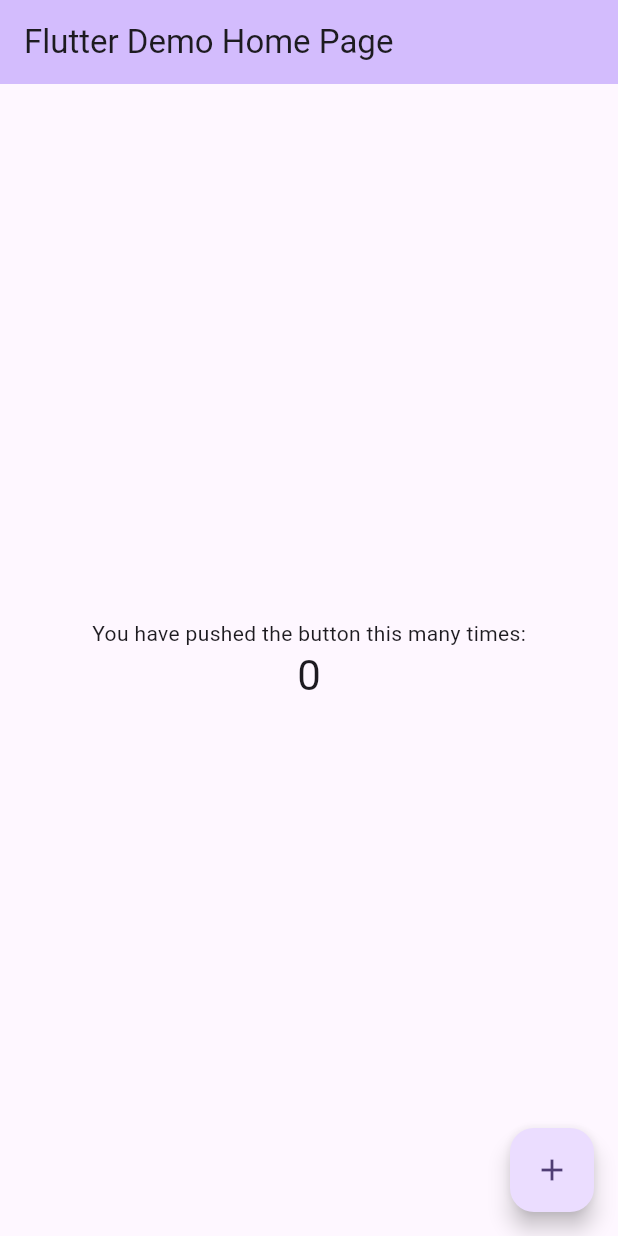
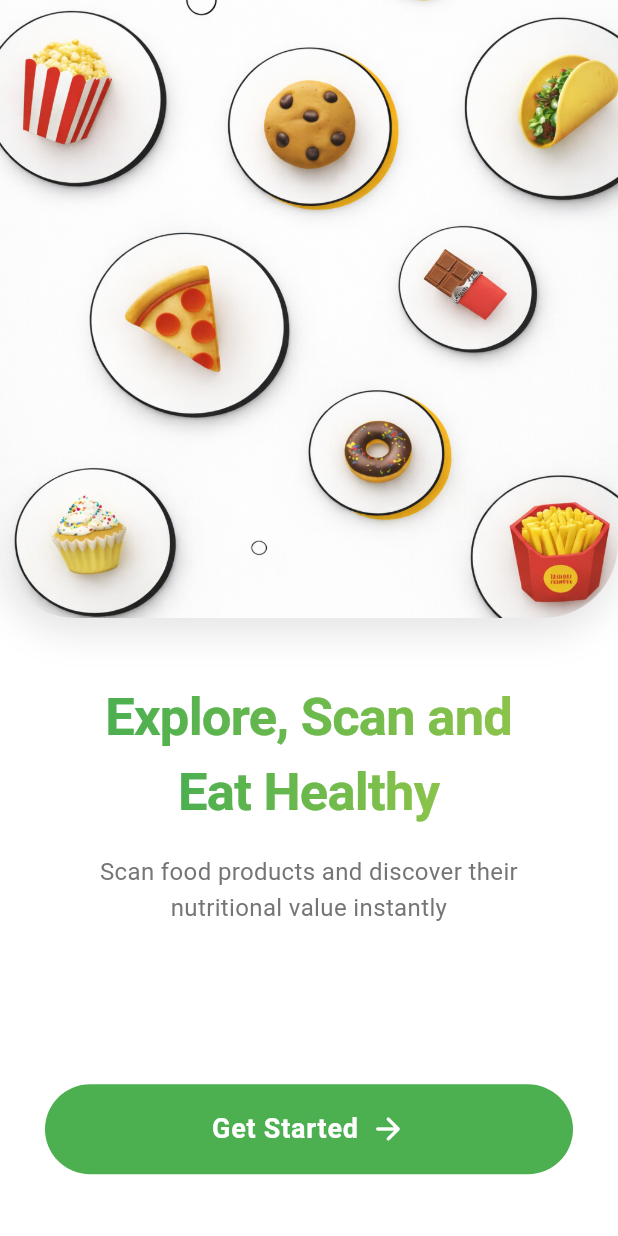
Before and after one commit to chamudithadilanka/food_scanner_app, a Flutter app: the screen it shows after launch, on a phone screen of 412 x 824 dp. Run offline on Flutter 3.47's test engine with Material 3 defaults, Android fonts, the phone set to English and light mode, and no system bars; our stand-ins replace flutter_dotenv, google_generative_ai.

Commit message:
created splash screen and env file and food anlyzer

```diff
--- a/lib/main.dart
+++ b/lib/main.dart
@@ -1,122 +1,23 @@
+import 'package:flutter/cupertino.dart';
 import 'package:flutter/material.dart';
+import 'package:flutter_dotenv/flutter_dotenv.dart';
+import 'package:food_scannner/splash_screen/splash_screen.dart';
 
-void main() {
-  runApp(const MyApp());
+Future<void> main() async {
+  WidgetsFlutterBinding.ensureInitialized();
+  await dotenv.load(fileName: ".env");
+  runApp(MyApp());
 }
 
 class MyApp extends StatelessWidget {
   const MyApp({super.key});
 
-  // This widget is the root of your application.
   @override
   Widget build(BuildContext context) {
     return MaterialApp(
-      title: 'Flutter Demo',
-      theme: ThemeData(
-        // This is the theme of your application.
-        //
-        // TRY THIS: Try running your application with "flutter run". You'll see
-        // the application has a purple toolbar. Then, without quitting the app,
-        // try changing the seedColor in the colorScheme below to Colors.green
-        // and then invoke "hot reload" (save your changes or press the "hot
-        // reload" button in a Flutter-supported IDE, or press "r" if you used
-        // the command line to start the app).
-        //
-        // Notice that the counter didn't reset back to zero; the application
-        // state is not lost during the reload. To reset the state, use hot
-        // restart instead.
-        //
-        // This works for code too, not just values: Most code changes can be
-        // tested with just a hot reload.
-        colorScheme: ColorScheme.fromSeed(seedColor: Colors.deepPurple),
-      ),
-      home: const MyHomePage(title: 'Flutter Demo Home Page'),
+      debugShowCheckedModeBanner: false,
+      home: SplashScreen()
+
     );
   }
 }
-
-class MyHomePage extends StatefulWidget {
-  const MyHomePage({super.key, required this.title});
-
-  // This widget is the home page of your application. It is stateful, meaning
-  // that it has a State object (defined below) that contains fields that affect
-  // how it looks.
-
-  // This class is the configuration for the state. It holds the values (in this
-  // case the title) provided by the parent (in this case the App widget) and
-  // used by the build method of the State. Fields in a Widget subclass are
-  // always marked "final".
-
-  final String title;
-
-  @override
-  State<MyHomePage> createState() => _MyHomePageState();
-}
-
-class _MyHomePageState extends State<MyHomePage> {
-  int _counter = 0;
-
-  void _incrementCounter() {
-    setState(() {
-      // This call to setState tells the Flutter framework that something has
-      // changed in this State, which causes it to rerun the build method below
-      // so that the display can reflect the updated values. If we changed
-      // _counter without calling setState(), then the build method would not be
-      // called again, and so nothing would appear to happen.
-      _counter++;
-    });
-  }
-
-  @override
-  Widget build(BuildContext context) {
-    // This method is rerun every time setState is called, for instance as done
-    // by the _incrementCounter method above.
-    //
-    // The Flutter framework has been optimized to make rerunning build methods
-    // fast, so that you can just rebuild anything that needs updating rather
-    // than having to individually change instances of widgets.
-    return Scaffold(
-      appBar: AppBar(
-        // TRY THIS: Try changing the color here to a specific color (to
-        // Colors.amber, perhaps?) and trigger a hot reload to see the AppBar
-        // change color while the other colors stay the same.
-        backgroundColor: Theme.of(context).colorScheme.inversePrimary,
-        // Here we take the value from the MyHomePage object that was created by
-        // the App.build method, and use it to set our appbar title.
-        title: Text(widget.title),
-      ),
-      body: Center(
-        // Center is a layout widget. It takes a single child and positions it
-        // in the middle of the parent.
-        child: Column(
-          // Column is also a layout widget. It takes a list of children and
-          // arranges them vertically. By default, it sizes itself to fit its
-          // children horizontally, and tries to be as tall as its parent.
-          //
-          // Column has various properties to control how it sizes itself and
-          // how it positions its children. Here we use mainAxisAlignment to
-          // center the children vertically; the main axis here is the vertical
-          // axis because Columns are vertical (the cross axis would be
-          // horizontal).
-          //
-          // TRY THIS: Invoke "debug painting" (choose the "Toggle Debug Paint"
-          // action in the IDE, or press "p" in the console), to see the
-          // wireframe for each widget.
-          mainAxisAlignment: MainAxisAlignment.center,
-          children: <Widget>[
-            const Text('You have pushed the button this many times:'),
-            Text(
-              '$_counter',
-              style: Theme.of(context).textTheme.headlineMedium,
-            ),
-          ],
-        ),
-      ),
-      floatingActionButton: FloatingActionButton(
-        onPressed: _incrementCounter,
-        tooltip: 'Increment',
-        child: const Icon(Icons.add),
-      ), // This trailing comma makes auto-formatting nicer for build methods.
-    );
-  }
-}
--- /dev/null
+++ b/lib/splash_screen/splash_screen.dart
@@ -0,0 +1,139 @@
+import 'package:flutter/material.dart';
+
+class SplashScreen extends StatelessWidget {
+  const SplashScreen({super.key});
+
+  @override
+  Widget build(BuildContext context) {
+    final width = MediaQuery.of(context).size.width;
+    final height = MediaQuery.of(context).size.height;
+
+    return Scaffold(
+      backgroundColor: const Color(0xFFFFFFFF),
+      body: Column(
+        children: [
+          // Image Container with rounded bottom corners
+          Container(
+            decoration: const BoxDecoration(
+              borderRadius: BorderRadius.only(
+                bottomLeft: Radius.circular(50),
+                bottomRight: Radius.circular(50),
+              ),
+              boxShadow: [
+                BoxShadow(
+                  color: Color(0x1A000000),
+                  blurRadius: 20,
+                  offset: Offset(0, 10),
+                ),
+              ],
+            ),
+            child: ClipRRect(
+              borderRadius: const BorderRadius.only(
+                bottomLeft: Radius.circular(50),
+                bottomRight: Radius.circular(50),
+              ),
+              child: Image.asset(
+                "lib/assets/spalsh_screen_image.png",
+                width: width,
+                height: height * 0.5,
+                fit: BoxFit.cover,
+              ),
+            ),
+          ),
+
+          // Spacer
+          SizedBox(height: height * 0.05),
+
+          // Title Text with gradient effect
+          ShaderMask(
+            shaderCallback: (bounds) => const LinearGradient(
+              colors: [Color(0xFF4CAF50), Color(0xFF8BC34A)],
+            ).createShader(bounds),
+            child: const Text(
+              "Explore, Scan and",
+              style: TextStyle(
+                fontSize: 35,
+                fontWeight: FontWeight.w700,
+                color: Colors.white,
+                letterSpacing: -0.5,
+              ),
+            ),
+          ),
+
+          ShaderMask(
+            shaderCallback: (bounds) => const LinearGradient(
+              colors: [Color(0xFF4CAF50), Color(0xFF8BC34A)],
+            ).createShader(bounds),
+            child: const Text(
+              "Eat Healthy",
+              style: TextStyle(
+                fontSize: 35,
+                fontWeight: FontWeight.w700,
+                color: Colors.white,
+                letterSpacing: -0.5,
+              ),
+            ),
+          ),
+
+          SizedBox(height: height * 0.02),
+
+          // Subtitle
+          Padding(
+            padding: const EdgeInsets.symmetric(horizontal: 40),
+            child: Text(
+              "Scan food products and discover their nutritional value instantly",
+              textAlign: TextAlign.center,
+              style: TextStyle(
+                fontSize: 16,
+                color: Colors.grey[600],
+                height: 1.5,
+              ),
+            ),
+          ),
+
+          const Spacer(),
+
+          // Start Button
+          Padding(
+            padding: const EdgeInsets.symmetric(horizontal: 30),
+            child: SizedBox(
+              width: double.infinity,
+              height: 60,
+              child: ElevatedButton(
+                onPressed: () {
+
+                },
+                style: ElevatedButton.styleFrom(
+                  backgroundColor: const Color(0xFF4CAF50),
+                  foregroundColor: Colors.white,
+                  elevation: 0,
+                  shape: RoundedRectangleBorder(
+                    borderRadius: BorderRadius.circular(30),
+                  ),
+                  shadowColor: const Color(0xFF4CAF50).withOpacity(0.3),
+                ),
+                child: const Row(
+                  mainAxisAlignment: MainAxisAlignment.center,
+                  children: [
+                    Text(
+                      "Get Started",
+                      style: TextStyle(
+                        fontSize: 18,
+                        fontWeight: FontWeight.w600,
+                        letterSpacing: 0.5,
+                      ),
+                    ),
+                    SizedBox(width: 8),
+                    Icon(Icons.arrow_forward_rounded, size: 24),
+                  ],
+                ),
+              ),
+            ),
+          ),
+
+          SizedBox(height: height * 0.05),
+        ],
+      ),
+    );
+  }
+}
```
Also changed, not shown: lib/food_analyzer/food-analyzer.dart (added, +94 -0 lines), pubspec.yaml (+6 -3 lines), lib/assets/spalsh_screen_image.png (added), lib/home_screen/home_screen.dart (added), pubspec.lock, 6 other files.
